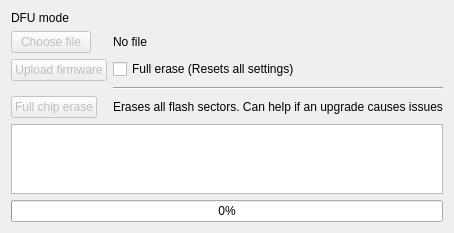
First picture: the form in res/dfu.ui, repository Ultrawipf/OpenFFBoard-configurator, before the edit.
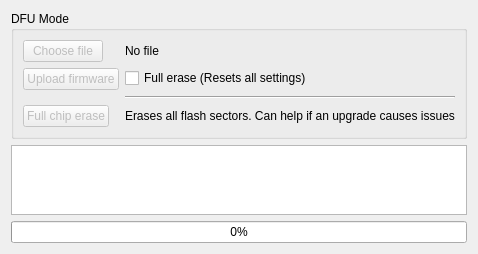
Second picture: the form after the edit.

Commit message: Disable dfu window while flashing

Diff of the .ui file:
```diff
--- a/res/dfu.ui
+++ b/res/dfu.ui
@@ -7,7 +7,7 @@
     <x>0</x>
     <y>0</y>
     <width>445</width>
-    <height>224</height>
+    <height>233</height>
    </rect>
   </property>
   <property name="windowTitle">
@@ -15,13 +15,10 @@
   </property>
   <layout class="QVBoxLayout" name="verticalLayout">
    <item>
-    <widget class="QLabel" name="label">
-     <property name="text">
-      <string>DFU mode</string>
+    <widget class="QGroupBox" name="groupbox_controls">
+     <property name="title">
+      <string>DFU Mode</string>
      </property>
-    </widget>
-   </item>
-   <item>
     <layout class="QFormLayout" name="formLayout_2">
      <item row="0" column="0">
       <widget class="QPushButton" name="pushButton_filechooser">
@@ -82,6 +79,7 @@
       </widget>
      </item>
     </layout>
+    </widget>
    </item>
    <item>
     <widget class="QTextBrowser" name="textBrowser_dfu"/>
```
Lines whose indentation alone changed are shown as unchanged. The commit also changes 1 other file.
